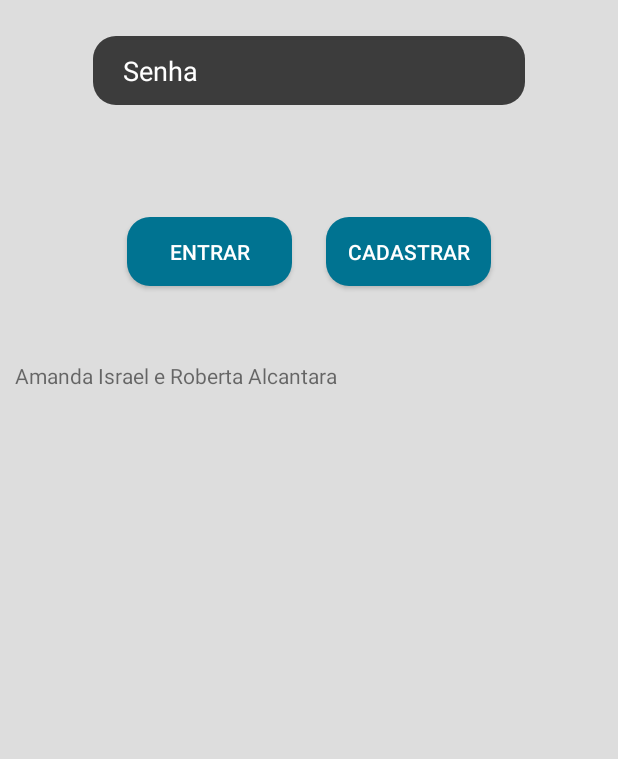
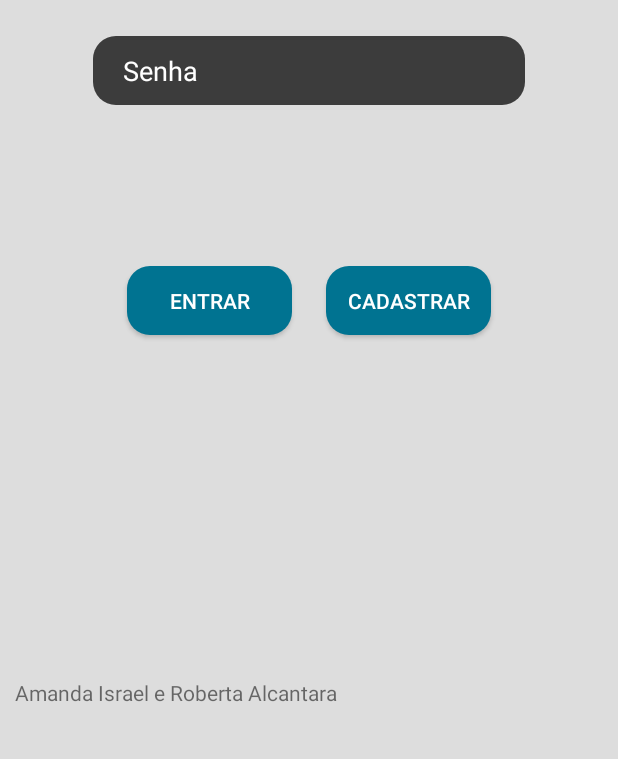
Before and after one commit to AmandaIsrael/ColdBeer-Project, an Android app: the screen it shows after launch (TelaLogin), on a phone screen of 412 x 824 dp, the part 477-1236 px from its top. Run offline under Robolectric (Android 15) with nearby library versions, the phone set to English and light mode, and no system bars.

Commit message:
scroll ajustado

```diff
--- a/app/src/main/res/layout/activity_main.xml
+++ b/app/src/main/res/layout/activity_main.xml
@@ -5,6 +5,7 @@
     xmlns:tools="http://schemas.android.com/tools"
     android:layout_width="match_parent"
     android:layout_height="match_parent"
+    android:fillViewport="true"
     android:background="@color/fundoLogin">
 
     <androidx.constraintlayout.widget.ConstraintLayout
@@ -79,7 +80,8 @@
             app:layout_constraintEnd_toStartOf="@+id/guideline"
             app:layout_constraintHorizontal_bias="0.7"
             app:layout_constraintStart_toStartOf="parent"
-            app:layout_constraintTop_toBottomOf="@+id/txtSenha" />
+            app:layout_constraintTop_toBottomOf="@+id/txtSenha"
+            app:layout_constraintVertical_bias="0.25" />
 
         <Button
             android:id="@+id/btnAtualizar"
@@ -100,7 +102,8 @@
             app:layout_constraintEnd_toEndOf="parent"
             app:layout_constraintHorizontal_bias="0.3"
             app:layout_constraintStart_toStartOf="@+id/guideline"
-            app:layout_constraintTop_toBottomOf="@+id/txtSenha" />
+            app:layout_constraintTop_toBottomOf="@+id/txtSenha"
+            app:layout_constraintVertical_bias="0.25" />
 
         <androidx.constraintlayout.widget.Guideline
             android:id="@+id/guideline"
@@ -137,7 +140,7 @@
             app:layout_constraintHorizontal_bias="0.0"
             app:layout_constraintStart_toStartOf="parent"
             app:layout_constraintTop_toBottomOf="@+id/btnEntrar"
-            app:layout_constraintVertical_bias="0.53" />
+            app:layout_constraintVertical_bias="0.86" />
 
     </androidx.constraintlayout.widget.ConstraintLayout>
 </ScrollView>
--- a/app/src/main/res/layout/activity_perfil_usuario.xml
+++ b/app/src/main/res/layout/activity_perfil_usuario.xml
@@ -5,6 +5,7 @@
     xmlns:tools="http://schemas.android.com/tools"
     android:layout_width="match_parent"
     android:layout_height="match_parent"
+    android:fillViewport="true"
     android:background="@color/fundoLogin">
 
     <androidx.constraintlayout.widget.ConstraintLayout
@@ -196,7 +197,8 @@
             app:layout_constraintBottom_toBottomOf="parent"
             app:layout_constraintEnd_toEndOf="parent"
             app:layout_constraintStart_toStartOf="parent"
-            app:layout_constraintTop_toBottomOf="@+id/txtComplemento" />
+            app:layout_constraintTop_toBottomOf="@+id/txtComplemento"
+            app:layout_constraintVertical_bias="0.25" />
 
 
         <androidx.constraintlayout.widget.Guideline
--- a/app/src/main/res/layout/activity_tela_cadastro.xml
+++ b/app/src/main/res/layout/activity_tela_cadastro.xml
@@ -5,6 +5,7 @@
     xmlns:tools="http://schemas.android.com/tools"
     android:layout_width="match_parent"
     android:layout_height="match_parent"
+    android:fillViewport="true"
     android:background="@color/fundoLogin">
 
     <androidx.constraintlayout.widget.ConstraintLayout
--- a/app/src/main/res/layout/activity_tela_carrinho.xml
+++ b/app/src/main/res/layout/activity_tela_carrinho.xml
@@ -5,6 +5,7 @@
     xmlns:tools="http://schemas.android.com/tools"
     android:layout_width="match_parent"
     android:layout_height="match_parent"
+    android:fillViewport="true"
     android:background="@color/fundoLogin">
 
 <androidx.constraintlayout.widget.ConstraintLayout
--- a/app/src/main/res/layout/activity_tela_finalizar_compra.xml
+++ b/app/src/main/res/layout/activity_tela_finalizar_compra.xml
@@ -5,6 +5,7 @@
     xmlns:tools="http://schemas.android.com/tools"
     android:layout_width="match_parent"
     android:layout_height="match_parent"
+    android:fillViewport="true"
     android:background="@color/fundoLogin">
 
     <androidx.constraintlayout.widget.ConstraintLayout
@@ -245,7 +246,8 @@
             app:layout_constraintEnd_toStartOf="@+id/guideline10"
             app:layout_constraintHorizontal_bias="0.49"
             app:layout_constraintStart_toStartOf="@+id/guideline8"
-            app:layout_constraintTop_toBottomOf="@+id/viewPagamento" />
+            app:layout_constraintTop_toBottomOf="@+id/viewPagamento"
+            app:layout_constraintVertical_bias="0.25" />
 
         <TextView
             android:id="@+id/txtSubtotal"
--- a/app/src/main/res/layout/activity_tela_item.xml
+++ b/app/src/main/res/layout/activity_tela_item.xml
@@ -5,6 +5,7 @@
     xmlns:tools="http://schemas.android.com/tools"
     android:layout_width="match_parent"
     android:layout_height="match_parent"
+    android:fillViewport="true"
     android:background="@color/fundoLogin">
 
     <androidx.constraintlayout.widget.ConstraintLayout
--- a/app/src/main/res/layout/activity_tela_lista_produtos.xml
+++ b/app/src/main/res/layout/activity_tela_lista_produtos.xml
@@ -5,6 +5,7 @@
     xmlns:tools="http://schemas.android.com/tools"
     android:layout_width="match_parent"
     android:layout_height="match_parent"
+    android:fillViewport="true"
     android:background="@color/fundoLogin">
 
     <androidx.constraintlayout.widget.ConstraintLayout
```
